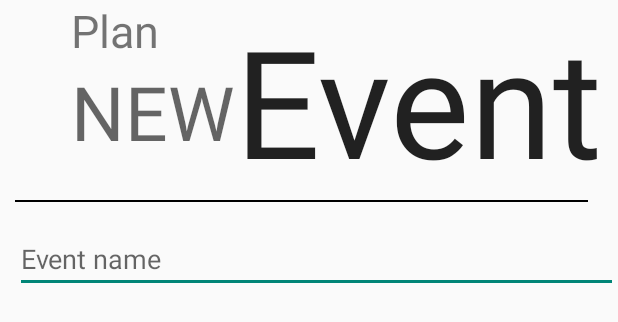
After one commit to AmeyRuikar/MeetUPAndroid, an Android app: the layout activity_new_event.xml on its own in the app's theme, with its tools: preview values and no code run, on a phone screen of 412 x 824 dp. The commit adds this screen. Shown: the top 322 px of the screen. Run offline under Robolectric (Android 15) with nearby library versions, the phone set to English and light mode, and no system bars.

Commit message:
new events res

```diff
--- /dev/null
+++ b/app/src/main/res/layout/activity_new_event.xml
@@ -0,0 +1,71 @@
+<?xml version="1.0" encoding="utf-8"?>
+<LinearLayout xmlns:android="http://schemas.android.com/apk/res/android"
+    android:orientation="vertical" android:layout_width="match_parent"
+    android:layout_height="match_parent"
+    >
+
+
+    <RelativeLayout
+        android:layout_width="match_parent"
+        android:layout_height="match_parent"
+        android:layout_gravity="center_horizontal">
+
+        <TextView
+            android:layout_width="wrap_content"
+            android:layout_height="wrap_content"
+            android:textAppearance="?android:attr/textAppearanceLarge"
+            android:text="Event"
+            android:textSize="100dp"
+            android:layout_marginRight="10dp"
+            android:id="@+id/textView9"
+            android:layout_alignParentTop="true"
+            android:layout_alignParentEnd="true" />
+
+        <TextView
+            android:layout_width="wrap_content"
+            android:layout_height="wrap_content"
+            android:textAppearance="?android:attr/textAppearanceSmall"
+            android:text="Plan"
+            android:id="@+id/textView10"
+            android:textSize="30dp"
+            android:layout_alignParentTop="true"
+            android:layout_alignStart="@+id/textView11" />
+
+        <TextView
+            android:layout_width="wrap_content"
+            android:layout_height="wrap_content"
+            android:textAppearance="?android:attr/textAppearanceMedium"
+            android:text="NEW"
+            android:textSize="50dp"
+            android:id="@+id/textView11"
+            android:layout_below="@+id/textView10"
+            android:layout_toStartOf="@+id/textView9" />
+
+        <View
+            android:layout_width="fill_parent"
+            android:layout_height="1dip"
+            android:background="#000000"
+            android:layout_marginLeft="10dp"
+            android:layout_marginRight="10dp"
+            android:layout_below="@+id/textView9"
+            android:layout_alignEnd="@+id/textView9"
+            android:id="@+id/view" />
+
+        <android.support.design.widget.TextInputLayout
+            android:layout_width="match_parent"
+            android:layout_height="wrap_content"
+            android:layout_marginTop="8dp"
+            android:layout_marginBottom="2dp"></android.support.design.widget.TextInputLayout>
+
+        <EditText android:id="@+id/input_email"
+            android:layout_width="match_parent"
+            android:layout_height="wrap_content"
+            android:inputType="textEmailAddress"
+            android:hint="Event name"
+            android:layout_marginTop="15dp"
+            android:layout_below="@+id/view"
+            android:layout_alignStart="@+id/view" />
+
+
+    </RelativeLayout>
+</LinearLayout>
```
Also changed, not shown: app/src/main/AndroidManifest.xml (+7 -5 lines), app/src/main/res/layout/activity_fragment.xml (+52 -0 lines), app/src/main/res/layout/activity_signup.xml (+4 -3 lines), app/src/main/res/layout/fragment_history.xml (+8 -0 lines), app/src/main/res/layout/fragment_upcoming_events.xml (+9 -0 lines).
